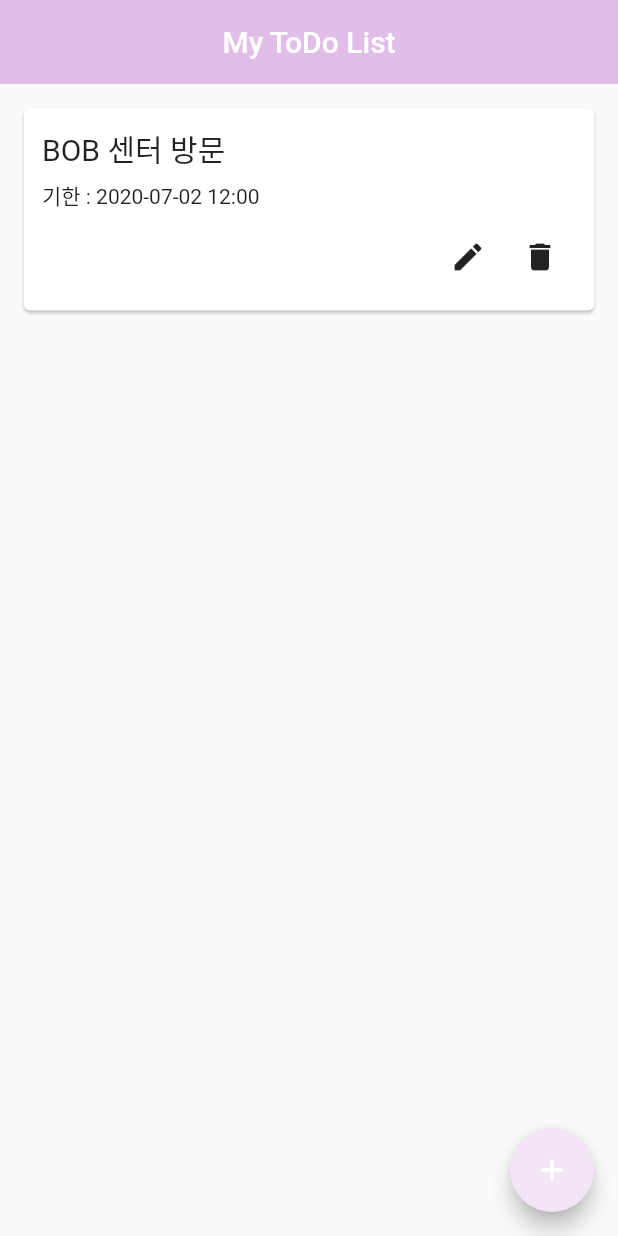
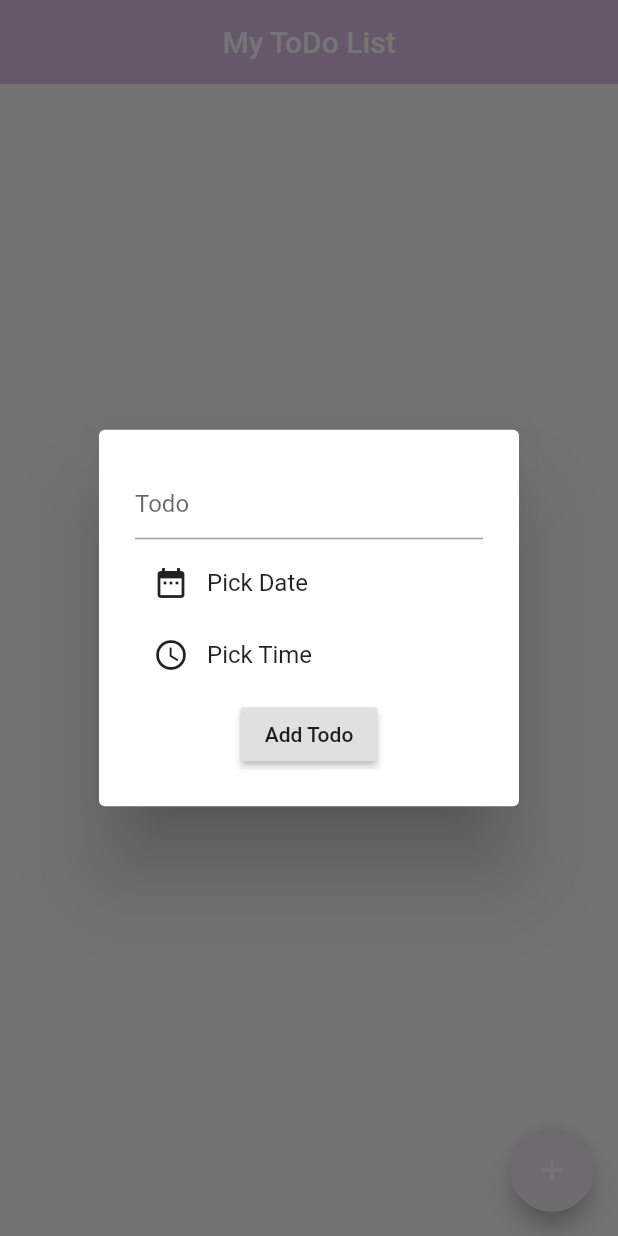
Before and after one commit to kevin19984/MyTodo-App, a Flutter app: the screen it shows after launch, after a tap on the "add" icon, on a phone screen of 412 x 824 dp. Run offline on Flutter 3.47's test engine with Material 2 defaults, Android fonts, the phone set to English and light mode, and no system bars; our stand-ins replace flutter_spinkit, sqflite; accounts and stored records are empty.

Commit message:
Implement adding todo

```diff
--- a/lib/pages/getTodo.dart
+++ b/lib/pages/getTodo.dart
@@ -11,12 +11,8 @@ class GetTodo extends StatefulWidget {
 class _GetTodoState extends State<GetTodo> {
 
   void getAllTodo() async {
-
     List<Todo> allTodo = await DBHelper().getAllTodo();
-    print(allTodo);
-    Navigator.pushReplacementNamed(context, '/home', arguments: {
-      'allTodo': allTodo,
-    });
+    Navigator.pushReplacementNamed(context, '/home', arguments: allTodo);
   }
 
   @override
--- a/lib/pages/home.dart
+++ b/lib/pages/home.dart
@@ -1,7 +1,7 @@
 import 'package:flutter/material.dart';
 import 'package:mytodo_app/models/todoModel.dart';
 import 'package:mytodo_app/services/dbHelper.dart';
-// import 'package:intl/intl.dart';
+import 'package:intl/intl.dart';
 
 class Home extends StatefulWidget {
   @override
@@ -10,15 +10,19 @@ class Home extends StatefulWidget {
 
 class _HomeState extends State<Home> {
 
-  Map tem = {};
+  List<Todo> data = [];
+  final _formKey = GlobalKey<FormState>();
+
+  String _temDate = '';
+  String _temTime = '';
+  String error = '';
 
   @override
   Widget build(BuildContext context) {
-
-    tem = tem.isNotEmpty ? tem : ModalRoute.of(context).settings.arguments;
-    List<Todo> data = tem['allTodo'];
+    data = data.isNotEmpty ? data : ModalRoute.of(context).settings.arguments;
     data.sort((a,b) => a.deadline.compareTo(b.deadline));
-    print(data);
+    Todo addTodo = Todo(work: '', deadline: '');
+    // addTodo = addTodo.work != '' && addTodo.deadline != '' ? addTodo : Todo(work: '', deadline: DateFormat('yyyy-MM-dd').format(DateTime.now()).toString());
 
     return Scaffold(
       appBar: AppBar(
@@ -29,11 +33,110 @@ class _HomeState extends State<Home> {
       ),
       floatingActionButton: FloatingActionButton(
         onPressed: () {
-          Todo addTodo = Todo(work: 'BOB 센터 방문', deadline: '2020-07-02 12:00');
-          DBHelper().insertTodo(addTodo);
-          setState(() {
-            data.add(addTodo);
-          });
+          showDialog(
+            context: context,
+            builder: (BuildContext context) {
+              return AlertDialog(
+                content: StatefulBuilder(
+                  builder: (context, setState) {
+                    return Stack(
+                      // overflow: Overflow.visible,
+                      children: <Widget>[
+                        Positioned(
+                          right: -40.0,
+                          top: -40.0,
+                          child: InkResponse(
+                            onTap: () {
+                              Navigator.of(context).pop();
+                            },
+                            child: CircleAvatar(
+                              child: Icon(Icons.close),
+                              backgroundColor: Colors.purple[300],
+                            ),
+                          ),
+                        ),
+                        Form(
+                          key: _formKey,
+                          child: Column(
+                            mainAxisSize: MainAxisSize.min,
+                            children: <Widget>[
+                              SizedBox(height: 5.0),
+                              TextFormField(
+                                decoration: InputDecoration(
+                                  hintText: 'Todo',
+                                ),
+                                validator: (val) => val.isEmpty ? 'Enter Todo' : null,
+                                onChanged: (val) {
+                                  setState(() => addTodo.work = val);
+                                },
+                              ),
+                              SizedBox(height: 5.0),
+                              Row(
+                                children: <Widget>[
+                                  IconButton(
+                                    icon: Icon(Icons.date_range),
+                                    onPressed: () async {
+                                      showDatePicker(
+                                        context: context,
+                                        initialDate: DateTime.now(),
+                                        firstDate: DateTime(2020),
+                                        lastDate: DateTime(2022)
+                                      ).then((date) {
+                                        setState(() {
+                                          _temDate = date.toString().substring(0, 10);
+                                        });
+                                      });
+                                    },
+                                  ),
+                                  Text(_temDate == '' ? 'Pick Date' : _temDate),
+                                ],
+                              ),
+                              // SizedBox(height: 10.0),
+                              Row(
+                                children: <Widget>[
+                                  IconButton(
+                                    icon: Icon(Icons.access_time),
+                                    onPressed: () async {
+                                      showTimePicker(
+                                        context: context,
+                                        // initialDate: DateTime.now(),
+                                        // firstDate: DateTime(2020),
+                                        // lastDate: DateTime(2022)
+                                        initialTime: TimeOfDay.now(),
+                                      ).then((date) {
+                                        setState(() {
+                                          _temTime = date.toString().substring(10, 15);
+                                        });
+                                      });
+                                    },
+                                  ),
+                                  Text(_temTime == '' ? 'Pick Time' : _temTime),
+                                ],
+                              ),
+                              SizedBox(height: 5.0),
+                              RaisedButton(
+                                child: Text("Add Todo"),
+                                onPressed: () async {
+                                  if (_formKey.currentState.validate()) {
+                                    addTodo.deadline = _temDate + ' ' + _temTime;
+                                    DBHelper().insertTodo(addTodo);
+                                    setState(() {
+                                      data.add(addTodo);
+                                    });
+                                    Navigator.pop(context);
+                                  }
+                                },
+                              ),
+                            ],
+                          ),
+                        )
+                      ],
+                    );
+                  },
+                ),
+              );
+            },
+          );
         },
         child: Icon(Icons.add),
         backgroundColor: Colors.purple[50],
```
